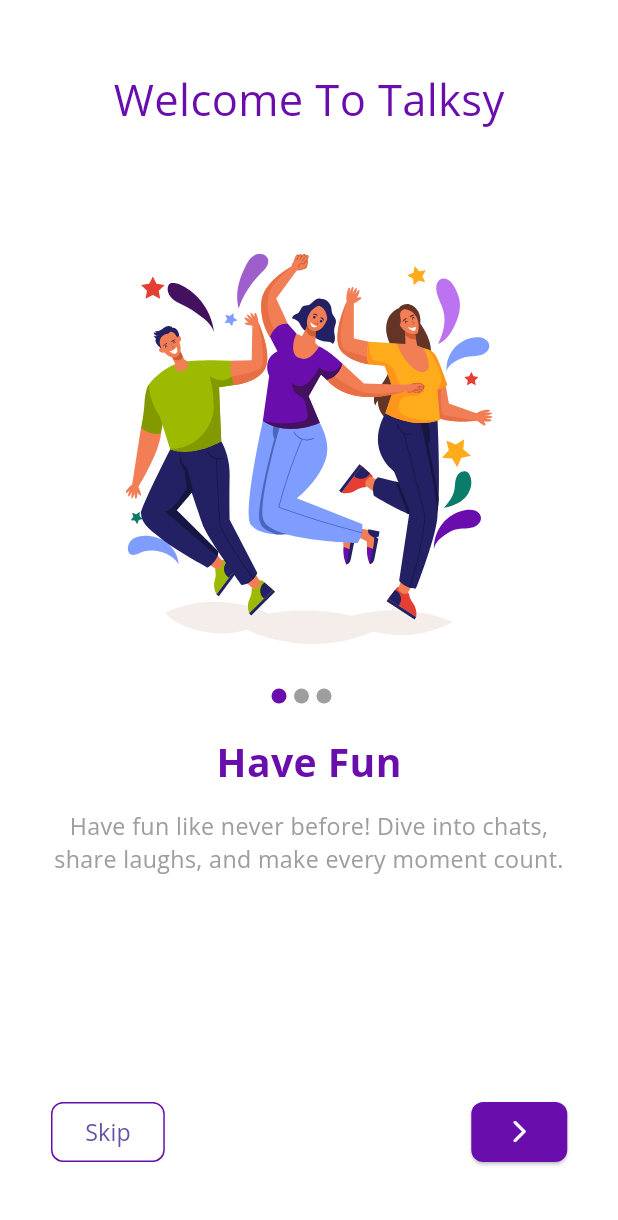
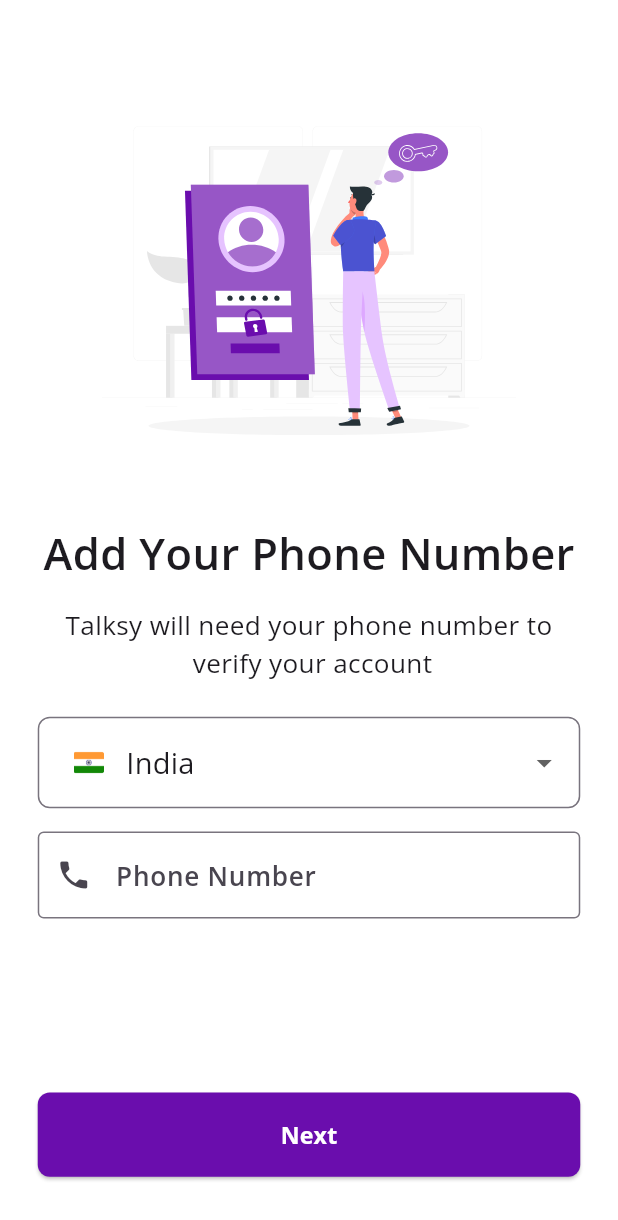
Before and after one commit to naveen-at-myairdeal/talksy, a Flutter app: the screen it shows after launch, on a phone screen of 412 x 824 dp. Shown: the top 1220 px of the screen. Run offline on Flutter 3.47's test engine with Material 3 defaults, Android fonts, the phone set to English and light mode, and no system bars; our stand-ins replace easy_localization, flutter_screenutil, flutter_svg, get_it, google_fonts, injectable.

Commit message:
Phone number screen completed

```diff
--- a/lib/domain/constants/app_strings.dart
+++ b/lib/domain/constants/app_strings.dart
@@ -9,5 +9,8 @@ abstract class AppStrings {
   static const String oneboarding_screen_two_body_label = "Chat with friends, share laughs, and make every\nmoment more fun!";
   static const String onboarding_screen_three_middle_head = "Chat, Laugh, Repeat!";
   static const String oneboarding_screen_three_body_label = "Where every conversation brings more fun, more \nconnection, and endless good times!";
-
+  static const String signin_screen_add_phone_number_title = "Add Your Phone Number";
+  static const String signin_screen_body = "Talksy will need your phone number to\n verify your account";
+  static const String signin_screen_change_number = "Change Number?";
+  static const String signin_screen_next_button = "Next";
 }
--- a/lib/domain/constants/asset_paths.dart
+++ b/lib/domain/constants/asset_paths.dart
@@ -3,6 +3,7 @@ import 'package:talksy/domain/dependency_injection/injectable.dart';
 
 abstract class Assetpaths {
   static OnBoardingScreenAssets onBoardingScreenAssets = getItLocator<OnBoardingScreenAssets>();
+  static AuthScreensAssets authScreensAssets = getItLocator<AuthScreensAssets>();
 }
 
 @injectable
@@ -11,3 +12,12 @@ class OnBoardingScreenAssets {
   final String secondImage = "assets/images/OBJECTS.svg";
   final String thirdImage = "assets/images/Group 137.svg";
 }
+
+@injectable
+class AuthScreensAssets {
+  final String signinPageBanner = "assets/images/Frame (1).svg";
+  final String otpPageBanner = "assets/images/Frame (2).svg";
+  final String indianFLag = "assets/images/india-flag-icon.png";
+  final String usaFlag = "assets/images/united-states-flag-icon.png";
+  final String spainFlag = "assets/images/spain-country-flag-icon.png";
+}
--- /dev/null
+++ b/lib/domain/models/country_model/country_model.dart
@@ -0,0 +1,6 @@
+class CountryDataModel {
+  String flagPath;
+  String numberCode;
+  String name;
+  CountryDataModel({required this.flagPath,required this.name,required this.numberCode});
+}
--- a/lib/domain/routes/routes.dart
+++ b/lib/domain/routes/routes.dart
@@ -1,8 +1,11 @@
 import 'package:flutter/material.dart';
 import 'package:talksy/presentation/onboarding_screen/onboarding_screen.dart';
 
+import '../../presentation/auth/enter_phone_number.dart';
+
 abstract class RoutePaths {
   static const String onBoardingScreen = '/onboarding_screen';
+  static const String signInPage = '/signinPage';
 }
 
 class AppRouter {
@@ -10,6 +13,9 @@ class AppRouter {
     switch (settings.name) {
       case RoutePaths.onBoardingScreen:
         return MaterialPageRoute(builder: (_) => const OnboardingScreen());
+
+      case RoutePaths.signInPage:
+        return MaterialPageRoute(builder: (_) =>  SignInPage());
 
       default:
         return MaterialPageRoute(
--- a/lib/presentation/app.dart
+++ b/lib/presentation/app.dart
@@ -27,7 +27,7 @@ class MyApp extends StatelessWidget {
           locale: context.locale,
           supportedLocales: context.supportedLocales,
           localizationsDelegates: context.localizationDelegates,
-          initialRoute: RoutePaths.onBoardingScreen,
+          initialRoute: RoutePaths.signInPage,
           onGenerateRoute: AppRouter.generateRoute,
         );
       }
--- /dev/null
+++ b/lib/presentation/auth/enter_phone_number.dart
@@ -0,0 +1,147 @@
+import 'package:flutter/material.dart';
+import 'package:flutter_screenutil/flutter_screenutil.dart';
+import 'package:flutter_svg/svg.dart';
+import 'package:talksy/domain/constants/asset_paths.dart';
+import 'package:talksy/domain/theme/app_theme.dart';
+
+import '../../domain/constants/app_strings.dart';
+import '../../domain/models/country_model/country_model.dart';
+
+class SignInPage extends StatefulWidget {
+  @override
+  _SignInPageState createState() => _SignInPageState();
+}
+
+class _SignInPageState extends State<SignInPage> {
+  String _selectedCountry = 'India';
+  String _phoneNumber = '';
+  List<CountryDataModel> countries = [
+    CountryDataModel(flagPath: Assetpaths.authScreensAssets.indianFLag, name: "India", numberCode: "+91"),
+    CountryDataModel(flagPath: Assetpaths.authScreensAssets.usaFlag, name: "USA", numberCode: "+046"),
+    CountryDataModel(flagPath: Assetpaths.authScreensAssets.spainFlag, name: "Spain", numberCode: "+83")
+  ];
+
+  @override
+  Widget build(BuildContext context) {
+    return Scaffold(
+      resizeToAvoidBottomInset: true,
+      body: SingleChildScrollView(
+        child: Container(
+          padding: EdgeInsets.symmetric(
+            horizontal: 24.w,
+            vertical: 42.h,
+          ),
+          child: Column(
+            children: [
+              SizedBox(
+                height: 45.h,
+                width: double.infinity,
+              ),
+              SvgPicture.asset(Assetpaths.authScreensAssets.signinPageBanner),
+              SizedBox(height: 60.h),
+              Text(AppStrings.signin_screen_add_phone_number_title, style: AppTheme.displayLarge),
+              SizedBox(height: 16.h),
+              Text(AppStrings.signin_screen_body, textAlign: TextAlign.center, style: AppTheme.bodyMediu),
+              SizedBox(height: 24.h),
+              DropdownButtonFormField<CountryDataModel>(
+                value: countries[0],
+                items: [
+                  DropdownMenuItem<CountryDataModel>(
+                    value: countries[0],
+                    child: Row(
+                      children: [
+                        const SizedBox(width: 8,),
+                        SizedBox(
+                          width: 20,
+                          height: 30,
+                          child: Image.asset(countries[0].flagPath)),
+                       const SizedBox(width: 15,),
+                        const Text('India'),
+                      ],
+                    ),
+                  ),
+                  DropdownMenuItem<CountryDataModel>(
+                    value: countries[1],
+                    child: Row(
+                      children: [
+                        const SizedBox(width: 8,),
+                        SizedBox(
+                           width: 20,
+                          height: 30,
+                          child: Image.asset(countries[1].flagPath)),
+                       const SizedBox(width: 15,),
+                        const Text('USA'),
+                      ],
+                    ),
+                  ),
+                  DropdownMenuItem<CountryDataModel>(
+                    value: countries[2],
+                    child: Row(
+                      children: [
+                        const SizedBox(width: 8,),
+                        SizedBox(
+                           width: 20,
+                          height: 30,
+                          child: Image.asset(countries[2].flagPath)),
+                       const SizedBox(width: 15,),
+                        const Text('Spain'),
+                      ],
+                    ),
+                  ),
+
+
+                  // Add more countries as needed
+                ],
+                onChanged: (value) {
+                  setState(() {
+                    _selectedCountry = value!.name;
+                  });
+                },
+                decoration: InputDecoration(
+                  hintText: 'Select Country',
+                  border: OutlineInputBorder(borderRadius: BorderRadius.circular(8),borderSide: const BorderSide(color: Colors.black)),
+                ),
+              ),
+              SizedBox(height: 16.h),
+              Row(
+                children: [
+                  Expanded(
+                    child: TextFormField(
+                      decoration: InputDecoration(
+                        hintText: 'Phone Number',
+                        border: OutlineInputBorder(),
+                        prefixIcon: Icon(Icons.phone),
+                      ),
+                      onChanged: (value) {
+                        setState(() {
+                          _phoneNumber = value;
+                        });
+                      },
+                    ),
+                  ),
+                ],
+              ),
+             SizedBox(height: 120.h),
+              ElevatedButton(
+                onPressed: () {
+                  // Handle sign-in logic
+                },
+                style: ElevatedButton.styleFrom(minimumSize: Size.fromHeight(58.h), backgroundColor: AppTheme.primaryColor),
+                child: Text(
+                  'Next',
+                  style: TextStyle(
+                    fontSize: 16.sp,
+                    fontWeight: FontWeight.bold,
+                    color: Colors.white
+                  ),
+                ),
+              ),
+              SizedBox(height: 16.h),
+               SizedBox(height: 24.h),
+            ],
+          ),
+        ),
+      ),
+    );
+  }
+}
--- a/lib/presentation/onboarding_screen/onboarding_screen.dart
+++ b/lib/presentation/onboarding_screen/onboarding_screen.dart
@@ -3,9 +3,7 @@ import 'package:flutter_screenutil/flutter_screenutil.dart';
 import 'package:flutter_svg/svg.dart';
 import 'package:talksy/domain/constants/app_strings.dart';
 import 'package:talksy/domain/constants/asset_paths.dart';
-import 'package:carousel_slider/carousel_slider.dart';
-
-import '../../domain/theme/app_theme.dart';
+import 'package:talksy/domain/theme/app_theme.dart';
 
 class OnboardingScreen extends StatefulWidget {
   const OnboardingScreen({super.key});
@@ -14,47 +12,59 @@ class OnboardingScreen extends StatefulWidget {
   State<OnboardingScreen> createState() => _OnboardingScreenState();
 }
 
-List<String> imageAssetPaths = [Assetpaths.onBoardingScreenAssets.firsImage, Assetpaths.onBoardingScreenAssets.secondImage, Assetpaths.onBoardingScreenAssets.thirdImage];
-List<String> middleHeadStrings = [AppStrings.onboarding_screen_one_middle_head, AppStrings.onboarding_screen_two_middle_head, AppStrings.onboarding_screen_three_middle_head];
-List<String> bodytexts = [AppStrings.oneboarding_screen_one_body_label, AppStrings.oneboarding_screen_two_body_label, AppStrings.oneboarding_screen_three_body_label];
+class _OnboardingScreenState extends State<OnboardingScreen> {
+  static  List<String> imageAssetPaths = [
+    Assetpaths.onBoardingScreenAssets.firsImage,
+    Assetpaths.onBoardingScreenAssets.secondImage,
+    Assetpaths.onBoardingScreenAssets.thirdImage
+  ];
 
-class _OnboardingScreenState extends State<OnboardingScreen> {
-  List<Widget> images = List.generate(imageAssetPaths.length, (int indedx) {
-    return SvgPicture.asset(
-      imageAssetPaths[indedx],
+  static const List<String> middleHeadStrings = [
+    AppStrings.onboarding_screen_one_middle_head,
+    AppStrings.onboarding_screen_two_middle_head,
+    AppStrings.onboarding_screen_three_middle_head
+  ];
+
+  static const List<String> bodytexts = [
+    AppStrings.oneboarding_screen_one_body_label,
+    AppStrings.oneboarding_screen_two_body_label,
+    AppStrings.oneboarding_screen_three_body_label
+  ];
+
+  final List<Widget> images = List.generate(
+    imageAssetPaths.length,
+    (index) => SvgPicture.asset(
+      imageAssetPaths[index],
+      fit: BoxFit.fitHeight,
+    ),
   );
-  });
-  // ValueNotifier<÷> pageController = ValueNotifier(PageController());
-  ValueNotifier<double> currentIndex = ValueNotifier(0);
-  PageController pageController = PageController();
+
+  final ValueNotifier<int> currentIndex = ValueNotifier(0);
+  final PageController pageController = PageController();
+
+  void _onPageChanged(int index) {
+    currentIndex.value = index;
+  }
+
+  void _handleNextPage() {
+    if (currentIndex.value < images.length - 1) {
+      pageController.nextPage(
+        duration: Durations.short1,
+        curve: Curves.easeInOut,
+      );
+    }
+  }
 
   @override
   Widget build(BuildContext context) {
     return Scaffold(
-      floatingActionButton:SizedBox(height: 80.h,
-      child:  Column(
+      body: SafeArea(
+        child: Stack(
           children: [
-          Row(
-            children: [
-              const SizedBox(width: 50,),
-              OutlinedButton(onPressed: () {}, child: Text("Skip")),
-              const Spacer(),
-              ElevatedButton(onPressed: () {}, child: Icon(Icons.arrow_forward_ios_rounded,color: Colors.white,)),
-               SizedBox(width: 17.w,),
-            ],
-          ),
-          SizedBox( height: 18.h,)
-        ],
-      ),
-      ),
-      body: SafeArea(
-        child: Column(
+            Column(
               crossAxisAlignment: CrossAxisAlignment.center,
               children: [
-            SizedBox(
-              width: double.infinity,
-              height: 47.h,
-            ),
+                SizedBox(height: 47.h,width: double.infinity,),
                 SizedBox(
                   height: 45.h,
                   child: Text(
@@ -62,108 +72,113 @@ class _OnboardingScreenState extends State<OnboardingScreen> {
                     style: AppTheme.displayLargePrimaryColor,
                   ),
                 ),
+                SizedBox(height: 83.h),
                 SizedBox(
-              height: 83.h,
-            ),
-            SizedBox(
-                width: 290.w,
-                height: 269.h,
+                  width: 300.w,
+                  height: 480.h,
                   child: PageView.builder(
                     controller: pageController,
-                  onPageChanged: (value) {
-                    currentIndex.value = value.toDouble();
-                  },
+                    onPageChanged: _onPageChanged,
                     itemCount: images.length,
-                  scrollDirection: Axis.horizontal,
                     itemBuilder: (context, index) {
                       return ValueListenableBuilder(
                         valueListenable: currentIndex,
-                        builder: (context, v, c) {
-                          return images[v.toInt()];
-                        });
-                  },
-                )),
-            SizedBox(
-              height: 28.h,
-            ),
-            Row(
-              children: [
-                const Spacer(),
-                SizedBox(
-                  height: 15,
-                  width: 50,
-                  child: ListView.builder(
-                    scrollDirection: Axis.horizontal,
-                    itemCount: images.length,
-                    itemBuilder: (context, index) {
-                      return Row(
-                        children: [
-                          ValueListenableBuilder<double>(
-                              valueListenable: currentIndex,
-                              builder: (context, v, c) {
-                                return Container(
-                                  width: 10,
-                                  height: 10,
-                                  decoration: BoxDecoration(
-                                    color: v == index.toDouble() ? AppTheme.primaryColor : AppTheme.textColorSecondary,
-                                    shape: BoxShape.circle,
-                                  ),
-                                );
-                              }),
-                          const SizedBox(
-                            width: 5,
-                          )
-                        ],
-                      );
-                    },
-                  ),
-                ),
-                const Spacer(),
-              ],
-            ),
-            Container(
-              // color: Colors.red,
-              height: 131.h,
-
-              child: PageView.builder(
-                  controller: pageController,
-                  itemCount: images.length,
-                  scrollDirection: Axis.horizontal,
-                  onPageChanged: (value) {
-                    currentIndex.value = value.toDouble();
-                  },
-                  itemBuilder: (context, index) {
-                    return ValueListenableBuilder<double>(
-                        valueListenable: currentIndex,
-                        builder: (context, v, c) {
+                        builder: (context, int value, _) {
                           return Column(
                             children: [
                               SizedBox(
-                                height: 18.h,
+                                height: 210.h,
+                                child: images[value],
                               ),
+                              SizedBox(height: 80.h),
                               Text(
-                                middleHeadStrings[v.toInt()],
+                                middleHeadStrings[value],
                                 style: AppTheme.displayMediumPrimaryColor,
                               ),
-                              SizedBox(
-                                height: 14.h,
-                              ),
+                              SizedBox(height: 14.h),
                               Padding(
-                                padding: const EdgeInsets.only(left: 15, right: 15),
+                                padding: const EdgeInsets.symmetric(horizontal: 1),
                                 child: Text(
-                                  bodytexts[v.toInt()],
+                                  bodytexts[value],
                                   style: AppTheme.bodySmallGreyCOlor,
                                   textAlign: TextAlign.center,
                                 ),
                               ),
                             ],
                           );
-                        });
-                  }),
-            )
+                        },
+                      );
+                    },
+                  ),
+                ),
+              ],
+            ),
+            // Pagination indicators
+            Positioned(
+              bottom: 360.h,
+              left: 0,
+              right: 0,
+              child: ValueListenableBuilder<int>(
+                valueListenable: currentIndex,
+                builder: (context, value, _) {
+                  return Row(
+                    mainAxisAlignment: MainAxisAlignment.center,
+                    children: List.generate(
+                      images.length,
+                      (index) => Padding(
+                        padding: const EdgeInsets.symmetric(horizontal: 2.5),
+                        child: Container(
+                          width: 10,
+                          height: 10,
+                          decoration: BoxDecoration(
+                            color: value == index
+                                ? AppTheme.primaryColor
+                                : AppTheme.textColorSecondary,
+                            shape: BoxShape.circle,
+                          ),
+                        ),
+                      ),
+                    ),
+                  );
+                },
+              ),
+            ),
+          ],
+        ),
+      ),
+      floatingActionButton: Padding(
+        padding: EdgeInsets.only(bottom: 18.h),
+        child: Row(
+          mainAxisAlignment: MainAxisAlignment.spaceBetween,
+          children: [
+            Padding(
+              padding: EdgeInsets.only(left: 32.w),
+              child: OutlinedButton(
+                onPressed: () {
+                  // Handle skip action
+                },
+                child: const Text("Skip"),
+              ),
+            ),
+            Padding(
+              padding: EdgeInsets.only(right: 17.w),
+              child: ElevatedButton(
+                onPressed: _handleNextPage,
+                child: const Icon(
+                  Icons.arrow_forward_ios_rounded,
+                  color: Colors.white,
+                ),
+              ),
+            ),
           ],
         ),
       ),
     );
   }
+
+  @override
+  void dispose() {
+    pageController.dispose();
+    super.dispose();
   }
+}
```
Also changed, not shown: assets/images/india-flag-icon.png (added), assets/images/spain-country-flag-icon.png (added), assets/images/twemoji_flag-india.svg (added), assets/images/united-states-flag-icon.png (added), lib/domain/dependency_injection/injectable.config.dart. Lines whose indentation alone changed are shown as unchanged.
